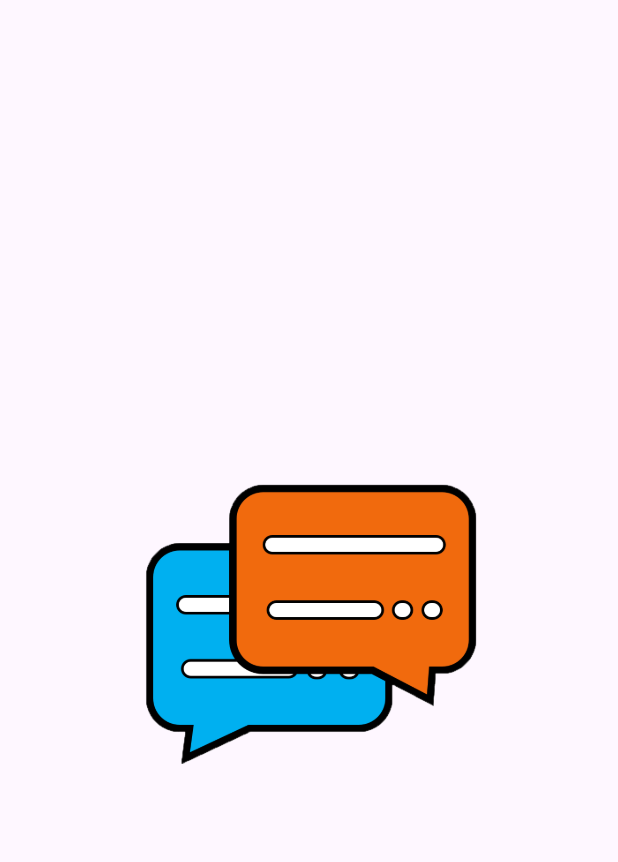
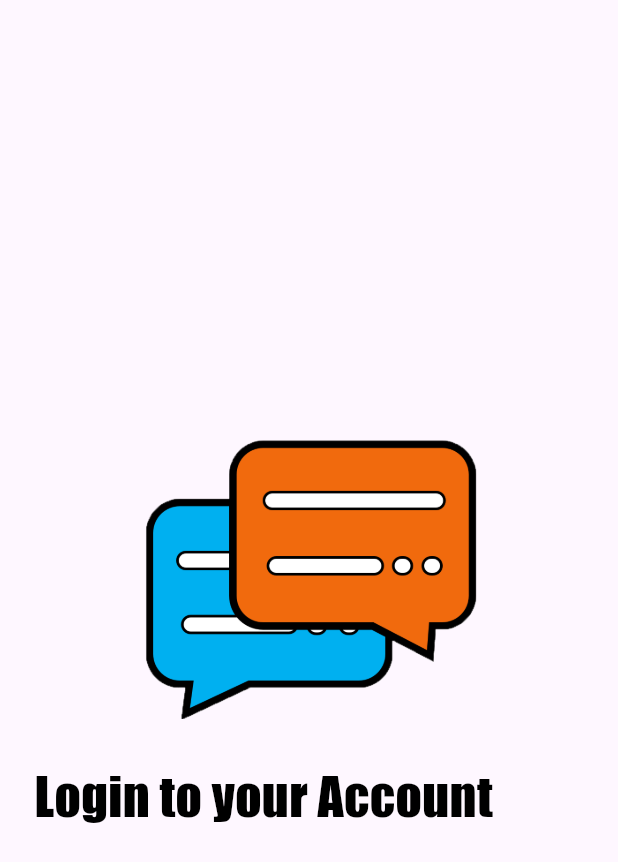
Before and after one commit to Mohand-2004/Chatti, a Flutter app: the screen it shows after launch, on a phone screen of 412 x 824 dp. Shown: the top 862 px of the screen. Run offline on Flutter 3.47's test engine with Material 3 defaults, Android fonts, the phone set to English and light mode, and no system bars; our stand-ins replace device_preview, flutter_screenutil.

Commit message:
add login text

```diff
--- a/lib/main.dart
+++ b/lib/main.dart
@@ -24,6 +24,6 @@ void main(){
   //   DeviceOrientation.portraitUp,
   //   ]
   // );
-  //runApp(DevicePreview(builder:(context) => const MyApp(),));
-  runApp(const MyApp());
+  runApp(DevicePreview(builder:(context) => const MyApp(),));
+  //runApp(const MyApp());
 }
--- a/lib/screens/login_screen.dart
+++ b/lib/screens/login_screen.dart
@@ -12,10 +12,35 @@ class LoginScreen extends StatelessWidget{
           mainAxisAlignment: MainAxisAlignment.center,
           crossAxisAlignment: CrossAxisAlignment.center,
           children: [
+            // chat image
             Image(
               width: 200.r,
               height: 200.r,
               image: const AssetImage('assets/images/app icon.png'),
+            ),
+
+            // space between
+            const SizedBox(height: 10,),
+
+            // login text row
+            Row(
+              children: [
+                // left space
+                SizedBox(width: 20.w,),
+
+                // login text
+                Text(
+                  'Login to your Account',
+                  style: TextStyle(
+                    color: Colors.black,
+                    fontFamily: 'impact',
+                    fontSize: 30.sp
+                  ),
+                ),
+
+                // right space
+                const Spacer(),
+              ],
             ),
           ],
         ),
--- a/pubspec.yaml
+++ b/pubspec.yaml
@@ -84,6 +84,10 @@ flutter:
   # example:
   #       - asset: fonts/Schyler-Italic.ttf
   #         style: italic
+  fonts:
+    - family: impact
+      fonts:
+        - asset: assets/fonts/impact.ttf
   #
   # For details regarding fonts from package dependencies,
   # see https://flutter.dev/custom-fonts/#from-packages
```
Also changed, not shown: assets/fonts/impact.ttf (added).
